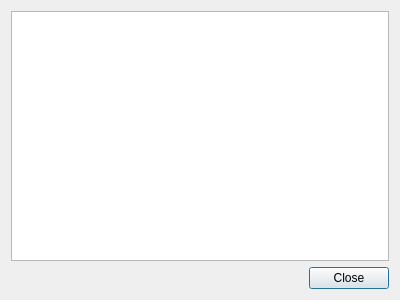
Qt form neurolabi/gui/dialogs/zinfodialog.ui (janelia-flyem/NeuTu) before a commit.
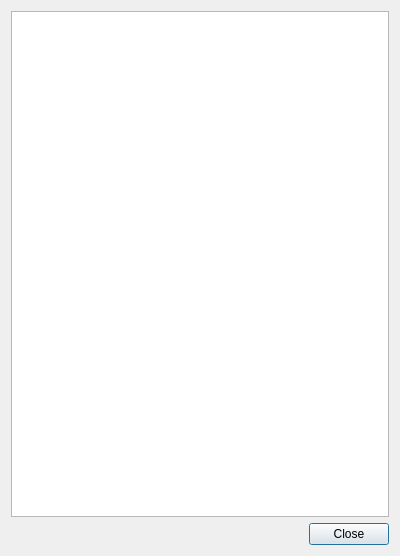
The same form after that commit.

```diff
--- a/neurolabi/gui/dialogs/zinfodialog.ui
+++ b/neurolabi/gui/dialogs/zinfodialog.ui
@@ -7,7 +7,7 @@
     <x>0</x>
     <y>0</y>
     <width>400</width>
-    <height>300</height>
+    <height>556</height>
    </rect>
   </property>
   <property name="windowTitle">
```
